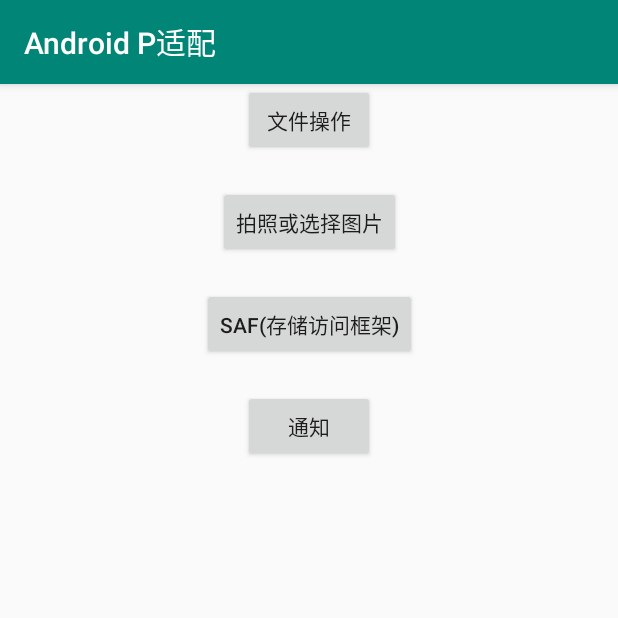
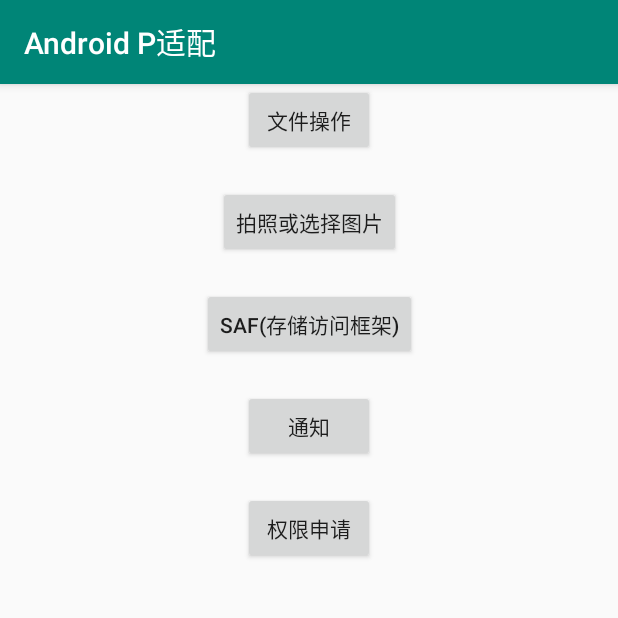
Before and after one commit to huangyuanlove/AdaptationAndroidP, an Android app: the screen it shows after launch (MainActivity), on a phone screen of 412 x 824 dp, the top half of it. Run offline under Robolectric (Android 15) with nearby library versions, the phone set to English and light mode, and no system bars.

Commit message:
动态权限申请

```diff
--- a/app/src/main/AndroidManifest.xml
+++ b/app/src/main/AndroidManifest.xml
@@ -3,6 +3,7 @@
     package="com.huangyuanlove.adaptationhighversion">
 
     <uses-permission android:name="android.permission.WRITE_EXTERNAL_STORAGE" />
+    <uses-permission android:name="android.permission.READ_EXTERNAL_STORAGE" />
     <uses-permission android:name="android.permission.INTERNET" />
     <uses-permission android:name="android.permission.CAMERA" />
 
--- a/app/src/main/res/layout/activity_main.xml
+++ b/app/src/main/res/layout/activity_main.xml
@@ -44,5 +44,14 @@
         app:layout_constraintTop_toBottomOf="@id/saf"
         app:layout_constraintLeft_toLeftOf="parent"
         app:layout_constraintRight_toRightOf="parent" />
+    <Button
+        android:id="@+id/request_permission"
+        android:layout_width="wrap_content"
+        android:layout_height="wrap_content"
+        android:text="权限申请"
+        android:layout_marginTop="20dp"
+        app:layout_constraintTop_toBottomOf="@id/notification"
+        app:layout_constraintLeft_toLeftOf="parent"
+        app:layout_constraintRight_toRightOf="parent" />
 
 </android.support.constraint.ConstraintLayout>
```
Also changed, not shown: app/src/main/java/com/huangyuanlove/adaptationhighversion/MainActivity.java (+116 -5 lines).
